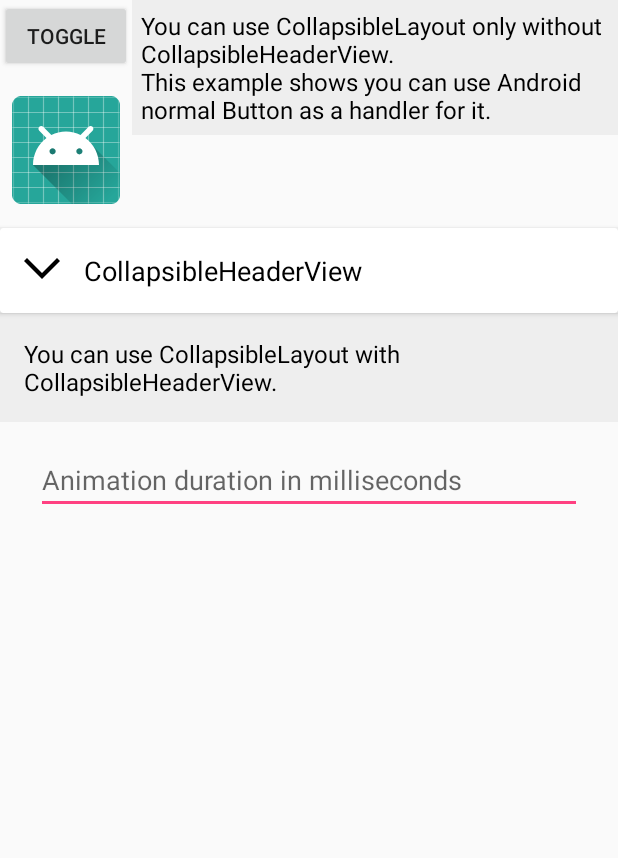
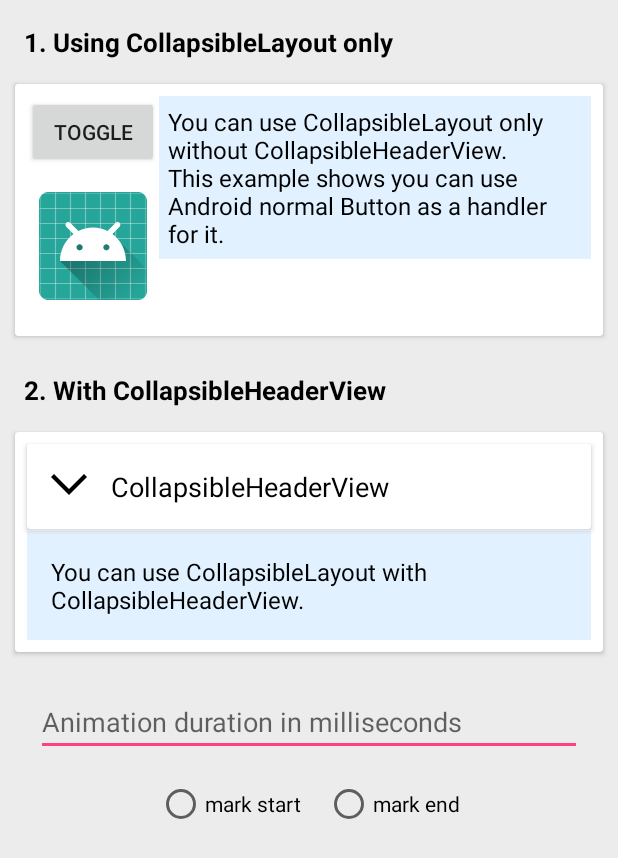
Before and after one commit to Gomsoo/CollapsibleLayout, an Android app: the layout fragment_collapsible_layout.xml on its own in the app's theme, with its tools: preview values and no code run, on a phone screen of 412 x 824 dp. Shown: the top 858 px of the screen. Run offline under Robolectric (Android 15) with nearby library versions, the phone set to English and light mode, and no system bars.

Commit message:
Update CollapsibleLayout sample

```diff
--- a/app/build.gradle
+++ b/app/build.gradle
@@ -27,4 +27,5 @@ dependencies {
     androidTestImplementation 'com.android.support.test:runner:1.0.1'
     androidTestImplementation 'com.android.support.test.espresso:espresso-core:3.0.1'
     implementation project(':collapsible')
+    implementation 'com.android.support:cardview-v7:27.0.2'
 }
--- a/app/src/main/res/layout/fragment_collapsible_layout.xml
+++ b/app/src/main/res/layout/fragment_collapsible_layout.xml
@@ -3,11 +3,29 @@
     xmlns:app="http://schemas.android.com/apk/res-auto"
     android:layout_width="match_parent"
     android:layout_height="match_parent"
+    android:background="@color/background"
     android:orientation="vertical">
+
+    <TextView
+        android:layout_width="wrap_content"
+        android:layout_height="wrap_content"
+        android:layout_margin="16dp"
+        android:text="@string/title_1_using_collapsiblelayout_only"
+        android:textColor="#000"
+        android:textSize="17sp"
+        android:textStyle="bold" />
+
+    <android.support.v7.widget.CardView
+        android:layout_width="match_parent"
+        android:layout_height="wrap_content"
+        android:layout_marginBottom="8dp"
+        android:layout_marginEnd="10dp"
+        android:layout_marginStart="10dp">
 
         <LinearLayout
             android:layout_width="wrap_content"
             android:layout_height="wrap_content"
+            android:layout_margin="8dp"
             android:orientation="horizontal">
 
             <LinearLayout
@@ -38,7 +56,7 @@
                 android:layout_width="match_parent"
                 android:layout_height="wrap_content"
                 android:layout_marginBottom="16dp"
-            android:background="#eeeeee">
+                android:background="@color/colorPrimaryLight">
 
                 <TextView
                     android:layout_width="wrap_content"
@@ -52,10 +70,38 @@
 
         </LinearLayout>
 
+    </android.support.v7.widget.CardView>
+
+    <TextView
+        android:layout_width="wrap_content"
+        android:layout_height="wrap_content"
+        android:layout_margin="16dp"
+        android:text="@string/title_2_with_collapsibleheaderview"
+        android:textColor="#000"
+        android:textSize="17sp"
+        android:textStyle="bold" />
+
+    <android.support.v7.widget.CardView
+        android:layout_width="match_parent"
+        android:layout_height="wrap_content"
+        android:layout_marginBottom="8dp"
+        android:layout_marginEnd="10dp"
+        android:layout_marginStart="10dp">
+
+        <LinearLayout
+            android:layout_width="match_parent"
+            android:layout_height="wrap_content"
+            android:layout_marginBottom="8dp"
+            android:orientation="vertical">
+
             <com.gomsoo.collapsible.CollapsibleHeaderView
                 android:id="@+id/collapsibleHeaderView"
                 android:layout_width="match_parent"
                 android:layout_height="wrap_content"
+                android:layout_marginBottom="1dp"
+                android:layout_marginEnd="8dp"
+                android:layout_marginStart="8dp"
+                android:layout_marginTop="8dp"
                 app:collapsible_markPosition="start"
                 app:collapsible_showColorBand="false"
                 app:collapsible_title="CollapsibleHeaderView"
@@ -64,18 +110,24 @@
             <com.gomsoo.collapsible.CollapsibleLayout
                 android:id="@+id/collapsibleLayout"
                 android:layout_width="match_parent"
-        android:layout_height="wrap_content">
+                android:layout_height="wrap_content"
+                android:layout_marginEnd="8dp"
+                android:layout_marginStart="8dp">
 
                 <TextView
                     android:layout_width="match_parent"
                     android:layout_height="wrap_content"
-            android:background="#eeeeee"
+                    android:background="@color/colorPrimaryLight"
                     android:padding="16dp"
                     android:text="@string/description_collapsible_layout_with_header"
                     android:textColor="#000"
                     android:textSize="16sp" />
 
             </com.gomsoo.collapsible.CollapsibleLayout>
+
+        </LinearLayout>
+
+    </android.support.v7.widget.CardView>
 
     <EditText
         android:id="@+id/durationEditText"
@@ -88,4 +140,26 @@
         android:hint="@string/animation_duration_in_millis"
         android:inputType="numberDecimal" />
 
+    <RadioGroup
+        android:id="@+id/markPositionGroup"
+        android:layout_width="match_parent"
+        android:layout_height="wrap_content"
+        android:layout_marginTop="16dp"
+        android:gravity="center"
+        android:orientation="horizontal">
+
+        <RadioButton
+            android:id="@+id/markPositionStart"
+            android:layout_width="wrap_content"
+            android:layout_height="wrap_content"
+            android:layout_marginEnd="16dp"
+            android:text="@string/mark_start" />
+
+        <RadioButton
+            android:id="@+id/markPositionEnd"
+            android:layout_width="wrap_content"
+            android:layout_height="wrap_content"
+            android:text="@string/mark_end" />
+    </RadioGroup>
+
 </LinearLayout>
--- a/app/src/main/res/values/colors.xml
+++ b/app/src/main/res/values/colors.xml
@@ -3,4 +3,6 @@
     <color name="colorPrimary">#3F51B5</color>
     <color name="colorPrimaryDark">#303F9F</color>
     <color name="colorAccent">#FF4081</color>
+    <color name="colorPrimaryLight">#e1f1ff</color>
+    <color name="background">#ececec</color>
 </resources>
--- a/app/src/main/res/values/strings.xml
+++ b/app/src/main/res/values/strings.xml
@@ -9,4 +9,8 @@
     <string name="description_collapsible_layout_only">You can use CollapsibleLayout only without CollapsibleHeaderView.\nThis example shows you can use Android normal Button as a handler for it.</string>
     <string name="description_collapsible_layout_with_header">You can use CollapsibleLayout with CollapsibleHeaderView.</string>
     <string name="animation_duration_in_millis">Animation duration in milliseconds</string>
+    <string name="mark_start">mark start</string>
+    <string name="mark_end">mark end</string>
+    <string name="title_1_using_collapsiblelayout_only">1. Using CollapsibleLayout only</string>
+    <string name="title_2_with_collapsibleheaderview">2. With CollapsibleHeaderView</string>
 </resources>
--- a/collapsible/src/main/java/com/gomsoo/collapsible/CollapsibleHeaderView.java
+++ b/collapsible/src/main/java/com/gomsoo/collapsible/CollapsibleHeaderView.java
@@ -31,7 +31,8 @@ public class CollapsibleHeaderView extends CardView implements
     static final int BOLD = 1;
     static final int ITALIC = 2;
 
-    private boolean mIsMarkPositionEnd;
+    private MarkPosition mMarkPosition;
+    private OnMarkPositionChangedListener mOnMarkPositionChangedListener;
 
     private View mHeaderDefaultContainer;
     private FrameLayout mHeaderCustomContainer;
@@ -46,6 +47,14 @@ public class CollapsibleHeaderView extends CardView implements
     private boolean mIsShowColorBand;
 
     private Drawable mMark;
+
+    public interface OnMarkPositionChangedListener {
+        void onMarkPositionChanged(MarkPosition position);
+    }
+
+    public enum MarkPosition {
+        START, END
+    }
 
     static class Title {
         CharSequence text;
@@ -90,7 +99,8 @@ public class CollapsibleHeaderView extends CardView implements
         TypedArray a = context.getTheme().obtainStyledAttributes(
                 attrs, R.styleable.CollapsibleHeaderView, defStyleAttr, 0);
         try {
-            mIsMarkPositionEnd = a.getInteger(R.styleable.CollapsibleHeaderView_collapsible_markPosition, 0) == 1;
+//            mIsMarkPositionEnd = a.getInteger(R.styleable.CollapsibleHeaderView_collapsible_markPosition, 0) == 1;
+            mMarkPosition = a.getInteger(R.styleable.CollapsibleHeaderView_collapsible_markPosition, 0) == 0 ? MarkPosition.START : MarkPosition.END;
             mIsShowColorBand = a.getBoolean(R.styleable.CollapsibleHeaderView_collapsible_showColorBand, true);
             mTitle.text = a.getText(R.styleable.CollapsibleHeaderView_collapsible_title);
             int styleFlag = a.getInteger(R.styleable.CollapsibleHeaderView_collapsible_titleStyle, 0);
@@ -134,9 +144,11 @@ public class CollapsibleHeaderView extends CardView implements
 
     @Override
     public View getExpandedMarkView() {
-        if (mIsMarkPositionEnd)
+        if (mMarkPosition == MarkPosition.START)
+            return findViewById(R.id.collapsibleHeaderStartMarkView);
+        else if (mMarkPosition == MarkPosition.END)
             return findViewById(R.id.collapsibleHeaderEndMarkView);
-        return findViewById(R.id.collapsibleHeaderStartMarkView);
+        return null;
     }
 
     public void setTitle(CharSequence title) {
@@ -222,9 +234,15 @@ public class CollapsibleHeaderView extends CardView implements
         attachCustomTitleView();
     }
 
+    public void setMarkPosition(MarkPosition position) {
+        mMarkPosition = position;
+        applyMarkPosition();
+        if (mOnMarkPositionChangedListener != null)
+            mOnMarkPositionChangedListener.onMarkPositionChanged(mMarkPosition);
+    }
+
     public void setMarkPositionToEnd(boolean end) {
-        mIsMarkPositionEnd = end;
-        applyMarkPosition();
+        setMarkPosition(end ? MarkPosition.END : MarkPosition.START);
     }
 
     public void setMark(Drawable mark) {
@@ -235,6 +253,10 @@ public class CollapsibleHeaderView extends CardView implements
     public void setMark(@DrawableRes int markResId) {
         mMark = getResources().getDrawable(markResId, null);
         applyMark();
+    }
+
+    public void setOnMarkPositionChangedListener(OnMarkPositionChangedListener listener) {
+        mOnMarkPositionChangedListener = listener;
     }
 
     private void attachCustomHeaderView() {
@@ -278,9 +300,9 @@ public class CollapsibleHeaderView extends CardView implements
 
     private void applyMarkPosition() {
         findViewById(R.id.collapsibleHeaderStartMarkView)
-                .setVisibility(mIsMarkPositionEnd ? GONE : VISIBLE);
+                .setVisibility(mMarkPosition == MarkPosition.END ? GONE : VISIBLE);
         findViewById(R.id.collapsibleHeaderEndMarkView)
-                .setVisibility(mIsMarkPositionEnd ? VISIBLE : GONE);
+                .setVisibility(mMarkPosition == MarkPosition.END ? VISIBLE : GONE);
     }
 
     private void applyMark() {
```
Also changed, not shown: app/src/main/java/com/gomsoo/collapsible/sample/CollapsibleLayoutFragment.java (+18 -2 lines), collapsible/src/main/java/com/gomsoo/collapsible/CollapsibleFragment.java (+11 -5 lines), collapsible/src/main/java/com/gomsoo/collapsible/CollapsibleLayout.java (+11 -0 lines). Lines whose indentation alone changed are shown as unchanged.
